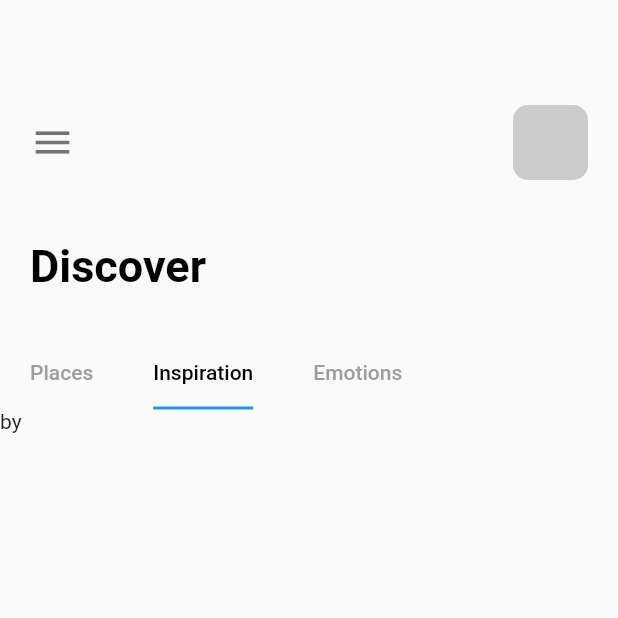
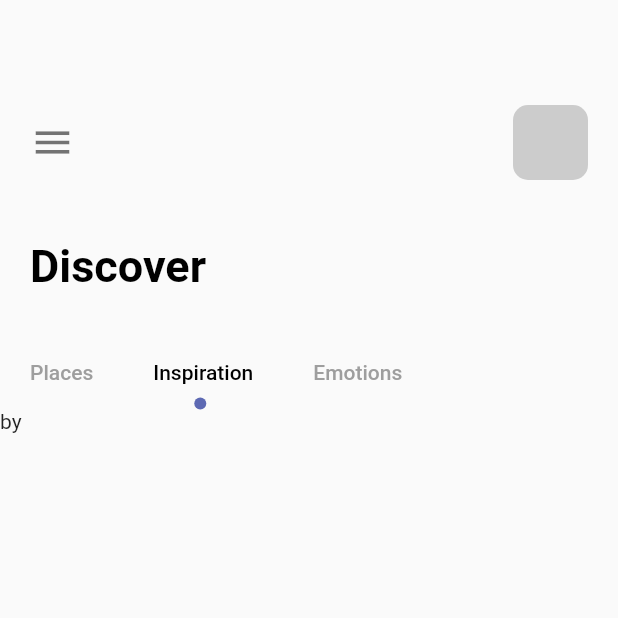
Before and after one commit to meisabikumar/flutter_travel_app, a Flutter app: the screen it shows after launch, tab 2 chosen, on a phone screen of 412 x 824 dp, the top half of it. Run offline on Flutter 3.47's test engine with Material 2 defaults, Android fonts, the phone set to English and light mode, and no system bars.

Commit message:
tab bar indicator style to dot
1:18:30 - 1:30:50

```diff
--- a/lib/pages/navPages/home_page.dart
+++ b/lib/pages/navPages/home_page.dart
@@ -1,5 +1,6 @@
 import 'package:flutter/cupertino.dart';
 import 'package:flutter/material.dart';
+import 'package:travel_app/misc/colors.dart';
 import 'package:travel_app/widgets/app_large_text.dart';
 
 class Homepage extends StatefulWidget {
@@ -59,6 +60,8 @@ class _HomepageState extends State<Homepage> with TickerProviderStateMixin {
                   unselectedLabelColor: Colors.grey,
                   isScrollable: true,
                   indicatorSize: TabBarIndicatorSize.label,
+                  indicator:
+                      CircleTabIndicator(color: AppColors.mainColor, radius: 4),
                   tabs: const [
                     Tab(text: "Places"),
                     Tab(text: "Inspiration"),
@@ -81,3 +84,39 @@ class _HomepageState extends State<Homepage> with TickerProviderStateMixin {
     );
   }
 }
+
+class CircleTabIndicator extends Decoration {
+  final Color color;
+  double radius;
+
+  // constructor
+  CircleTabIndicator({required this.color, required this.radius});
+
+  @override
+  BoxPainter createBoxPainter([VoidCallback? onChanged]) {
+    // TODO: implement createBoxPainter
+    return _CirclePainter(color: color, radius: radius);
+  }
+}
+
+class _CirclePainter extends BoxPainter {
+  final Color color;
+  double radius;
+
+  // constructor
+  _CirclePainter({required this.color, required this.radius});
+
+  @override
+  void paint(Canvas canvas, Offset offset, ImageConfiguration configuration) {
+    // TODO: implement paint
+    Paint _paint = Paint();
+    _paint.color = color;
+    _paint.isAntiAlias = true;
+
+// whereEver i click devide by 2
+    final Offset circleOffset = Offset(
+        configuration.size!.width / 2 - radius / 2,
+        configuration.size!.height - radius);
+    canvas.drawCircle(offset + circleOffset, radius, _paint);
+  }
+}
```
